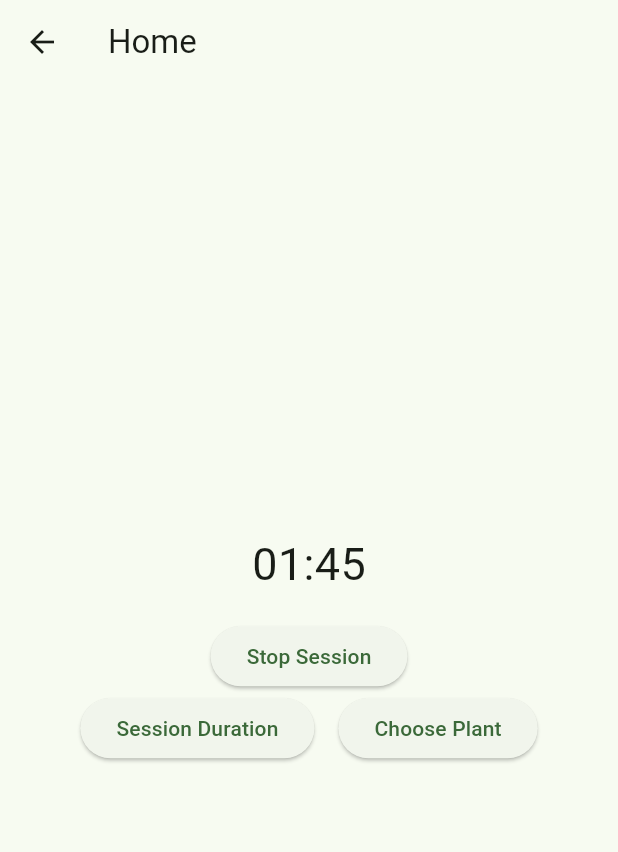
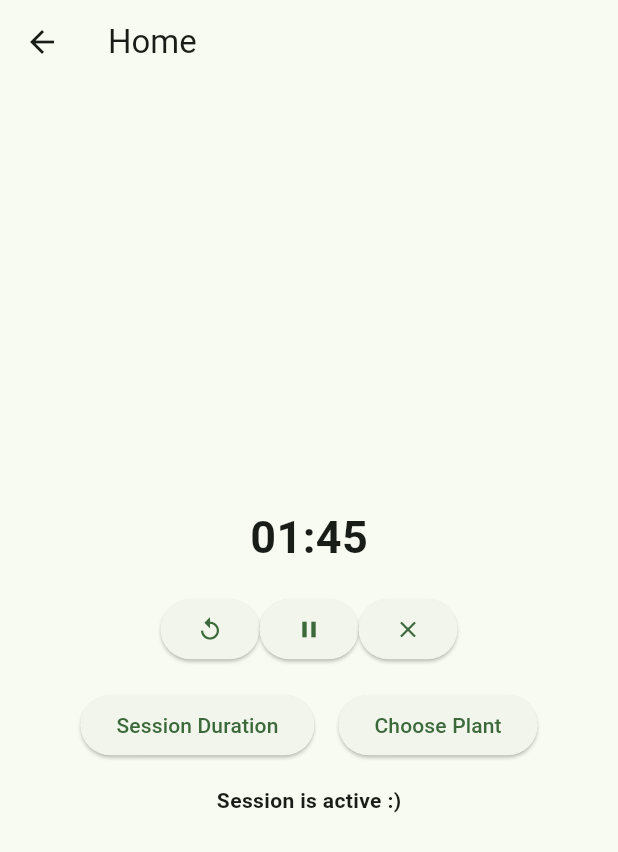
Before and after one commit to jfelic/leaf-n-lit, a Flutter app: the SessionPage screen opened directly, after a tap on "Start Session", on a phone screen of 412 x 824 dp. Shown: the top 852 px of the screen. Run offline on Flutter 3.47's test engine with Material 3 defaults, Android fonts, the phone set to English and light mode, and no system bars; our stand-ins replace cached_network_image, cloud_firestore, firebase_auth, firebase_core, go_router; accounts and stored records are empty.

Commit message:
session.dart and app_state.dart improvements. Created session_controls.dart widget
session.dart: Added text display under controls to better inform the user of the current state of their session.

session.dart: Extracted main session buttons into a new custom widget named session_controls.dart

app_state.dart: Removed unnecessary firebase imports and code.

app_state.dart: Created an enum to track session state rather than having multiple bools

session_controls.dart: New widget that contains a switch statement. Handles which buttons display on session.dart based on appState.sessionState's enum state.

```diff
--- a/lib/screens/session/session.dart
+++ b/lib/screens/session/session.dart
@@ -1,11 +1,9 @@
-    // TODO: Create timer based on what the user inputs.
-    // Can use Timer class I think
-
     import 'package:flutter/material.dart';
     import 'package:go_router/go_router.dart';
     import 'package:provider/provider.dart';
     // import 'package:leaf_n_lit/screens/home/stopwatch_display.dart';
     import 'package:leaf_n_lit/utilities/app_state.dart';
+    import 'package:leaf_n_lit/widgets/session_controls.dart';
 
     class SessionPage extends StatefulWidget {
       const SessionPage({Key? key}) : super(key: key);
@@ -33,26 +31,14 @@
               children: [
                 Text(
                   '${stopwatchHours.toString().padLeft(2, '0')}:${stopwatchMinutes.toString().padLeft(2, '0')}',
-                  style: TextStyle(fontSize: 30), // Optional: make it more visible
+                  style: const TextStyle(fontSize: 30, fontWeight: FontWeight.bold),
                 ),
 
                 const SizedBox(height: 16),
 
-                if(appState.isSessionActive == false)
-                  ElevatedButton(
-                    onPressed: () {
-                      appState.startSession();
-                    },
-                    child: const Text('Start Session'),
-                  )
+                SessionControls(), // custom widget in our widget directory
 
-                else
-                  ElevatedButton(
-                    onPressed: () {
-                      appState.stopSession();
-                    },
-                    child: const Text("Stop Session"),
-                  ),
+                const SizedBox(height: 16),
 
                 Row(
                   mainAxisAlignment: MainAxisAlignment.center,
@@ -76,6 +62,22 @@
 
                 const SizedBox(height: 16),
 
+                // Text display based on state of session to inform the user
+                if (appState.sessionState == SessionState.active)
+                  const Text(
+                    "Session is active :)",
+                    style: TextStyle(fontWeight: FontWeight.bold),
+                  )
+                else if (appState.sessionState == SessionState.inactive)
+                  const Text(
+                    "No active session :(",
+                    style: TextStyle(fontWeight: FontWeight.bold),
+                  )
+                else if (appState.sessionState == SessionState.paused)
+                  const Text(
+                    "Session is paused...",
+                    style: TextStyle(fontWeight: FontWeight.bold),
+                  )
               ],
             ),
           ),
@@ -167,7 +169,7 @@
                     ),
                   ],
                 ),
-                  const SizedBox(height: 100),
+                  const SizedBox(height: 50),
                 ],
               ),
             );
--- a/lib/utilities/app_state.dart
+++ b/lib/utilities/app_state.dart
@@ -1,17 +1,24 @@
 import 'package:firebase_auth/firebase_auth.dart'
     hide EmailAuthProvider, PhoneAuthProvider;
-import 'package:firebase_core/firebase_core.dart';
-import 'package:firebase_ui_auth/firebase_ui_auth.dart';
 import 'package:flutter/material.dart';
-import 'firebase_options.dart';
 import 'dart:async';
+
+enum SessionState {
+  active,
+  inactive,
+  paused
+}
 
 class ApplicationState extends ChangeNotifier {
   ApplicationState() {
-    init();
+    // Listen to auth state changes
+    FirebaseAuth.instance.userChanges().listen((user) {
+      _loggedIn = user != null;
+      notifyListeners();
+    });
   }
 
-  // Firebase Auth State
+  // Firebase Auth State (I believe this is being used in library.dart)
   bool _loggedIn = false;
   bool get loggedIn => _loggedIn;
 
@@ -19,14 +26,16 @@ class ApplicationState extends ChangeNotifier {
   int stopwatchHours = 1;
   int stopwatchMinutes = 45;
   int totalSeconds = 0;
-  bool isSessionActive = false;
+  SessionState sessionState = SessionState.inactive;
+
 
   // Timer related fields
   Timer? _sessionTimer;
 
   // Start the Timer
   void startSession() {
-    isSessionActive = true;
+    sessionState = SessionState.active;
+    notifyListeners();
     // Cancel any existing timers
     _sessionTimer?.cancel();
 
@@ -56,12 +65,20 @@ class ApplicationState extends ChangeNotifier {
 
   // Pause the session
   void pauseSession() {
+    sessionState = SessionState.paused;
+    notifyListeners();
     // TODO: Find a way to pause session without completely cancelling
   } // pauseSession() end
 
+  // Resume the session after pausing
+  void resumeSession() {
+    sessionState = SessionState.active;
+    notifyListeners();
+  } // resumeSession() end
+
   // Stop the session
   void stopSession() {
-    isSessionActive = false;
+    sessionState = SessionState.inactive;
     _sessionTimer?.cancel();
     stopwatchHours = 0;
     stopwatchMinutes = 0;
@@ -74,7 +91,7 @@ class ApplicationState extends ChangeNotifier {
     print("Session Complete!");
     stopwatchHours = 0;
     stopwatchMinutes = 0;
-    isSessionActive = false;
+    sessionState = SessionState.inactive;
     notifyListeners();
   } // _onSessionComplete() end
 
@@ -102,18 +119,4 @@ class ApplicationState extends ChangeNotifier {
     stopwatchMinutes = newStopwatchMinutes.toInt();
     notifyListeners();
   } // updateStopWatchMinutes() end
-
-  Future<void> init() async {
-    await Firebase.initializeApp(
-        options: DefaultFirebaseOptions.currentPlatform);
-
-    FirebaseUIAuth.configureProviders([
-      EmailAuthProvider(),
-    ]);
-
-    FirebaseAuth.instance.userChanges().listen((user) {
-      _loggedIn = user != null;
-      notifyListeners();
-    });
-  }
 }
--- /dev/null
+++ b/lib/widgets/session_controls.dart
@@ -0,0 +1,82 @@
+// This widget is being used in session.dart
+
+import 'package:flutter/material.dart';
+import 'package:provider/provider.dart';
+import 'package:leaf_n_lit/utilities/app_state.dart';
+
+class SessionControls extends StatelessWidget{
+  @override
+  Widget build(BuildContext context) {
+    ApplicationState appState = Provider.of<ApplicationState>(context);
+
+    switch(appState.sessionState) {
+      case SessionState.inactive:
+        return ElevatedButton(
+          onPressed: () {
+            if(appState.stopwatchHours == 0 && appState.stopwatchMinutes == 0)
+            {
+              print("Start session input invalid");
+              return;
+            }
+            else
+            {
+              appState.startSession();
+            }
+          },
+          child: const Text('Start Session'),
+        );
+
+      case SessionState.active:
+        return Row(
+          mainAxisAlignment: MainAxisAlignment.center,
+          children: [
+            ElevatedButton(
+              onPressed: () {
+                appState.stopSession();
+              },
+              child: const Icon(Icons.replay),
+            ),
+            ElevatedButton(
+              onPressed: () {
+                appState.pauseSession();
+              },
+              child: const Icon(Icons.pause),
+            ),
+            ElevatedButton(
+              onPressed: () {
+                appState.stopSession();
+              },
+              child: const Icon(Icons.close),
+            ),
+
+          ],
+        );
+
+      case SessionState.paused:
+        return Row(
+          mainAxisAlignment: MainAxisAlignment.center,
+          children: [
+            ElevatedButton(
+              onPressed: () {
+                appState.stopSession();
+              },
+              child: const Icon(Icons.replay),
+            ),
+            ElevatedButton(
+              onPressed: () {
+                appState.resumeSession();
+              },
+              child: const Icon(Icons.play_arrow),
+            ),
+            ElevatedButton(
+              onPressed: () {
+                appState.stopSession();
+              },
+              child: const Icon(Icons.close),
+            ),
+
+          ],
+        );
+      }
+    }
+  }
```
